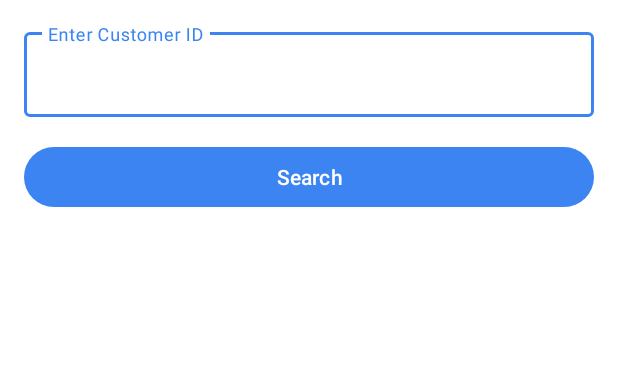
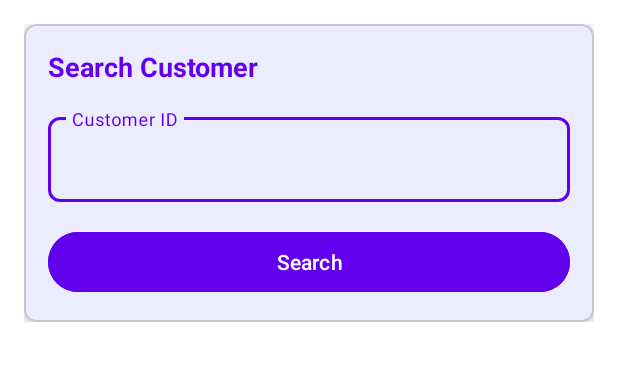
Before and after one commit to nellorukiran/smb-finance-mini, an Android app: the CustomerSearchActivity screen opened directly, with no data from a screen before it, on a phone screen of 412 x 824 dp, the part 96-477 px from its top. Run offline under Robolectric (Android 15) with nearby library versions, the phone set to English and light mode, and no system bars.

Commit message:
Customer view page alinment issue

```diff
--- a/app/src/main/res/layout/activity_customer_search.xml
+++ b/app/src/main/res/layout/activity_customer_search.xml
@@ -42,6 +42,7 @@
     <androidx.core.widget.NestedScrollView
         android:layout_width="match_parent"
         android:layout_height="0dp"
+        android:background="@color/white"
         android:padding="16dp"
         app:layout_constraintBottom_toBottomOf="parent"
         app:layout_constraintTop_toBottomOf="@id/appBarLayout">
@@ -50,37 +51,14 @@
             android:layout_width="match_parent"
             android:layout_height="wrap_content">
 
-            <com.google.android.material.textfield.TextInputLayout
-                android:id="@+id/tilCustomerId"
+            <com.google.android.material.card.MaterialCardView
+                android:id="@+id/searchCard"
                 android:layout_width="match_parent"
                 android:layout_height="wrap_content"
-                app:layout_constraintTop_toTopOf="parent">
-
-                <com.google.android.material.textfield.TextInputEditText
-                    android:id="@+id/etCustomerId"
-                    android:layout_width="match_parent"
-                    android:layout_height="wrap_content"
-                    android:hint="Enter Customer ID"
-                    android:inputType="number" />
-            </com.google.android.material.textfield.TextInputLayout>
-
-            <com.google.android.material.button.MaterialButton
-                android:id="@+id/btnSearch"
-                android:layout_width="match_parent"
-                android:layout_height="wrap_content"
-                android:layout_marginTop="16dp"
-                android:text="Search"
-                app:layout_constraintTop_toBottomOf="@id/tilCustomerId" />
-
-            <androidx.cardview.widget.CardView
-                android:id="@+id/detailsCard"
-                android:layout_width="match_parent"
-                android:layout_height="wrap_content"
-                android:layout_marginTop="16dp"
-                android:visibility="gone"
+                android:layout_marginBottom="16dp"
                 app:cardCornerRadius="8dp"
                 app:cardElevation="4dp"
-                app:layout_constraintTop_toBottomOf="@id/btnSearch">
+                app:layout_constraintTop_toTopOf="parent">
 
                 <LinearLayout
                     android:layout_width="match_parent"
@@ -89,9 +67,87 @@
                     android:padding="16dp">
 
                     <TextView
+                        android:layout_width="match_parent"
+                        android:layout_height="wrap_content"
+                        android:text="Search Customer"
+                        android:textColor="@color/design_default_color_primary"
+                        android:textSize="18sp"
+                        android:textStyle="bold" />
+
+                    <com.google.android.material.textfield.TextInputLayout
+                        android:id="@+id/tilCustomerId"
+                        android:layout_width="match_parent"
+                        android:layout_height="wrap_content"
+                        android:layout_marginTop="16dp"
+                        android:hint="Customer ID"
+                        app:boxCornerRadiusTopStart="8dp"
+                        app:boxCornerRadiusTopEnd="8dp"
+                        app:boxCornerRadiusBottomStart="8dp"
+                        app:boxCornerRadiusBottomEnd="8dp"
+                        app:boxStrokeColor="@color/design_default_color_primary"
+                        app:hintTextColor="@color/design_default_color_primary">
+
+                        <com.google.android.material.textfield.TextInputEditText
+                            android:id="@+id/etCustomerId"
+                            android:layout_width="match_parent"
+                            android:layout_height="wrap_content"
+                            android:inputType="number"
+                            android:textColor="@color/black" />
+                    </com.google.android.material.textfield.TextInputLayout>
+
+                    <com.google.android.material.button.MaterialButton
+                        android:id="@+id/btnSearch"
+                        android:layout_width="match_parent"
+                        android:layout_height="wrap_content"
+                        android:layout_marginTop="16dp"
+                        android:backgroundTint="@color/design_default_color_primary"
+                        android:text="Search"
+                        android:textColor="@color/white" />
+
+                </LinearLayout>
+            </com.google.android.material.card.MaterialCardView>
+
+            <com.google.android.material.card.MaterialCardView
+                android:id="@+id/detailsCard"
+                android:layout_width="match_parent"
+                android:layout_height="wrap_content"
+                android:visibility="gone"
+                app:cardCornerRadius="8dp"
+                app:cardElevation="4dp"
+                app:layout_constraintTop_toBottomOf="@id/searchCard">
+
+                <LinearLayout
+                    android:layout_width="match_parent"
+                    android:layout_height="wrap_content"
+                    android:orientation="vertical"
+                    android:padding="16dp">
+
+                    <TextView
+                        android:layout_width="match_parent"
+                        android:layout_height="wrap_content"
+                        android:text="Customer Details"
+                        android:textColor="@color/design_default_color_primary"
+                        android:textSize="18sp"
+                        android:textStyle="bold" />
+
+                    <View
+                        android:layout_width="match_parent"
+                        android:layout_height="1dp"
+                        android:layout_marginTop="8dp"
+                        android:layout_marginBottom="16dp"
+                        android:background="@color/design_default_color_primary" />
+
+                    <LinearLayout
+                        android:layout_width="match_parent"
+                        android:layout_height="wrap_content"
+                        android:orientation="vertical">
+
+                        <TextView
                             android:id="@+id/tvCustomerName"
                             android:layout_width="match_parent"
                             android:layout_height="wrap_content"
+                            android:layout_marginTop="8dp"
+                            android:textColor="@color/black"
                             android:textSize="16sp"
                             android:textStyle="bold" />
 
@@ -100,6 +156,7 @@
                             android:layout_width="match_parent"
                             android:layout_height="wrap_content"
                             android:layout_marginTop="8dp"
+                            android:textColor="@color/black"
                             android:textSize="14sp" />
 
                         <TextView
@@ -107,6 +164,7 @@
                             android:layout_width="match_parent"
                             android:layout_height="wrap_content"
                             android:layout_marginTop="8dp"
+                            android:textColor="@color/black"
                             android:textSize="14sp" />
 
                         <TextView
@@ -114,6 +172,7 @@
                             android:layout_width="match_parent"
                             android:layout_height="wrap_content"
                             android:layout_marginTop="8dp"
+                            android:textColor="@color/black"
                             android:textSize="14sp" />
 
                         <TextView
@@ -121,6 +180,7 @@
                             android:layout_width="match_parent"
                             android:layout_height="wrap_content"
                             android:layout_marginTop="8dp"
+                            android:textColor="@color/black"
                             android:textSize="14sp" />
 
                         <TextView
@@ -128,6 +188,7 @@
                             android:layout_width="match_parent"
                             android:layout_height="wrap_content"
                             android:layout_marginTop="8dp"
+                            android:textColor="@color/black"
                             android:textSize="14sp" />
 
                         <TextView
@@ -135,60 +196,79 @@
                             android:layout_width="match_parent"
                             android:layout_height="wrap_content"
                             android:layout_marginTop="8dp"
+                            android:textColor="@color/black"
                             android:textSize="14sp" />
+
                         <TextView
                             android:id="@+id/tvActualPrice"
                             android:layout_width="match_parent"
                             android:layout_height="wrap_content"
                             android:layout_marginTop="8dp"
+                            android:textColor="@color/black"
                             android:textSize="14sp" />
+
                         <TextView
                             android:id="@+id/tvSalePrice"
                             android:layout_width="match_parent"
                             android:layout_height="wrap_content"
                             android:layout_marginTop="8dp"
+                            android:textColor="@color/black"
                             android:textSize="14sp" />
+
                         <TextView
                             android:id="@+id/tvAdvance"
                             android:layout_width="match_parent"
                             android:layout_height="wrap_content"
                             android:layout_marginTop="8dp"
+                            android:textColor="@color/black"
                             android:textSize="14sp" />
+
                         <TextView
                             android:id="@+id/tvPenalty"
                             android:layout_width="match_parent"
                             android:layout_height="wrap_content"
                             android:layout_marginTop="8dp"
+                            android:textColor="@color/black"
                             android:textSize="14sp" />
+
                         <TextView
                             android:id="@+id/tvDueTime"
                             android:layout_width="match_parent"
                             android:layout_height="wrap_content"
                             android:layout_marginTop="8dp"
+                            android:textColor="@color/black"
                             android:textSize="14sp" />
+
                         <TextView
                             android:id="@+id/tvDueAmount"
                             android:layout_width="match_parent"
                             android:layout_height="wrap_content"
                             android:layout_marginTop="8dp"
+                            android:textColor="@color/black"
                             android:textSize="14sp" />
+
                         <TextView
                             android:id="@+id/tvInterestAmount"
                             android:layout_width="match_parent"
                             android:layout_height="wrap_content"
                             android:layout_marginTop="8dp"
+                            android:textColor="@color/black"
                             android:textSize="14sp" />
+
                         <TextView
                             android:id="@+id/tvTotalDueAmount"
                             android:layout_width="match_parent"
                             android:layout_height="wrap_content"
                             android:layout_marginTop="8dp"
+                            android:textColor="@color/black"
                             android:textSize="14sp" />
+
                         <TextView
                             android:id="@+id/tvTotalDues"
                             android:layout_width="match_parent"
                             android:layout_height="wrap_content"
                             android:layout_marginTop="8dp"
+                            android:textColor="@color/black"
                             android:textSize="14sp" />
 
                         <TextView
@@ -196,12 +276,15 @@
                             android:layout_width="match_parent"
                             android:layout_height="wrap_content"
                             android:layout_marginTop="8dp"
+                            android:textColor="@color/black"
                             android:textSize="14sp" />
+
                         <TextView
                             android:id="@+id/tvProfit"
                             android:layout_width="match_parent"
                             android:layout_height="wrap_content"
                             android:layout_marginTop="8dp"
+                            android:textColor="@color/black"
                             android:textSize="14sp" />
 
                         <TextView
@@ -209,6 +292,7 @@
                             android:layout_width="match_parent"
                             android:layout_height="wrap_content"
                             android:layout_marginTop="8dp"
+                            android:textColor="@color/black"
                             android:textSize="14sp" />
 
                         <TextView
@@ -216,34 +300,44 @@
                             android:layout_width="match_parent"
                             android:layout_height="wrap_content"
                             android:layout_marginTop="8dp"
-                        android:textSize="14sp"/>
+                            android:textColor="@color/black"
+                            android:textSize="14sp" />
+
                         <TextView
                             android:id="@+id/tvCustStatus"
                             android:layout_width="match_parent"
                             android:layout_height="wrap_content"
                             android:layout_marginTop="8dp"
+                            android:textColor="@color/black"
                             android:textSize="14sp" />
+
                         <TextView
                             android:id="@+id/tvAadharNumber"
                             android:layout_width="match_parent"
                             android:layout_height="wrap_content"
                             android:layout_marginTop="8dp"
+                            android:textColor="@color/black"
                             android:textSize="14sp" />
+
                         <TextView
                             android:id="@+id/tvCreateDate"
                             android:layout_width="match_parent"
                             android:layout_height="wrap_content"
                             android:layout_marginTop="8dp"
+                            android:textColor="@color/black"
                             android:textSize="14sp" />
+
                         <TextView
                             android:id="@+id/tvCreatedBy"
                             android:layout_width="match_parent"
                             android:layout_height="wrap_content"
                             android:layout_marginTop="8dp"
+                            android:textColor="@color/black"
                             android:textSize="14sp" />
 
                     </LinearLayout>
-            </androidx.cardview.widget.CardView>
+                </LinearLayout>
+            </com.google.android.material.card.MaterialCardView>
 
         </androidx.constraintlayout.widget.ConstraintLayout>
     </androidx.core.widget.NestedScrollView>
```
Lines whose indentation alone changed are shown as unchanged.
